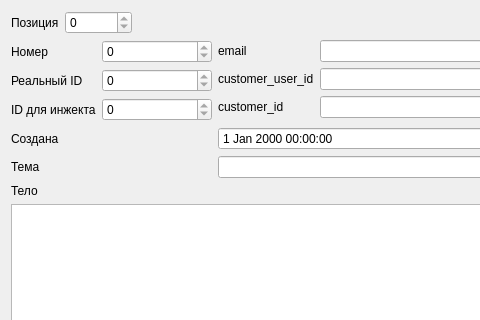
Before: the Qt Designer form ticketpreview.ui in kin63camapa/convertor, drawn with Qt 5; both pictures show x 0 to 480 and y 0 to 320 of the 650 by 592 pixel window.
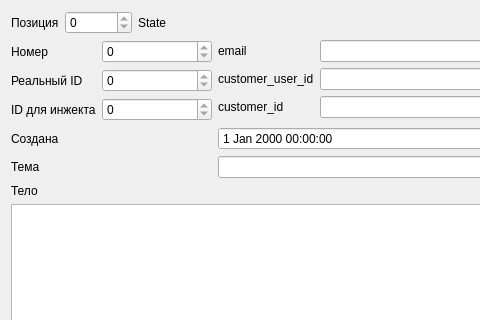
After: the same form once the commit is applied.

What changed in the file:
```diff
--- a/ticketpreview.ui
+++ b/ticketpreview.ui
@@ -33,6 +33,13 @@
        </property>
       </widget>
      </item>
+     <item>
+      <widget class="QLabel" name="state">
+       <property name="text">
+        <string>State</string>
+       </property>
+      </widget>
+     </item>
      <item>
       <spacer name="horizontalSpacer">
        <property name="orientation">
```
